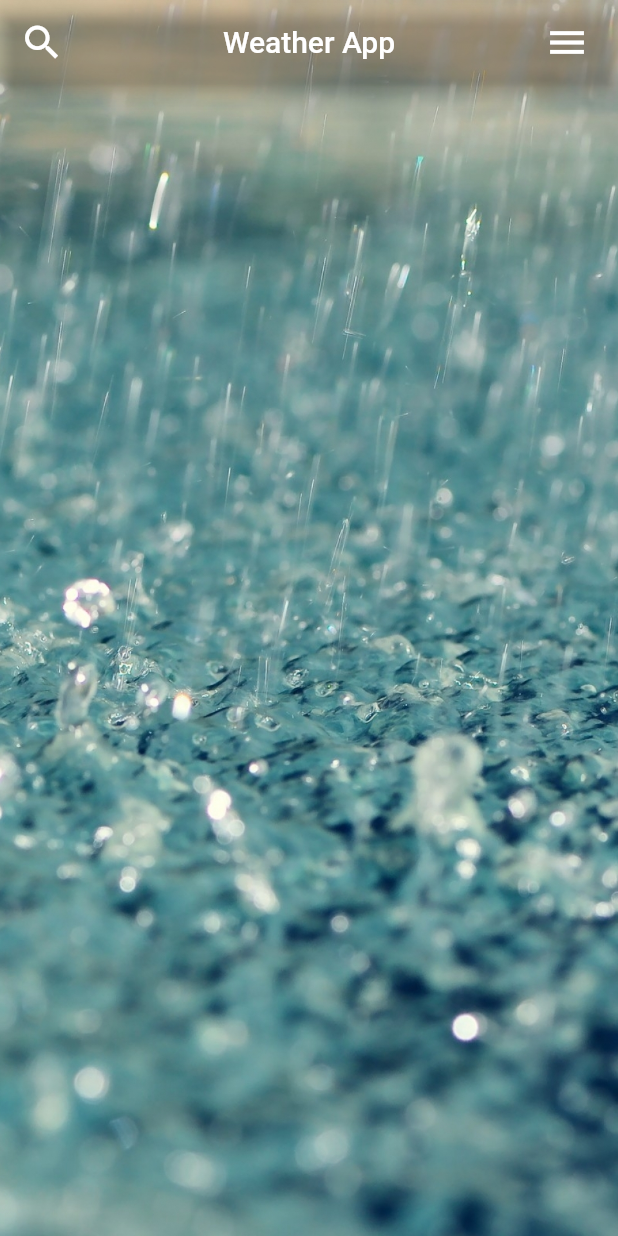
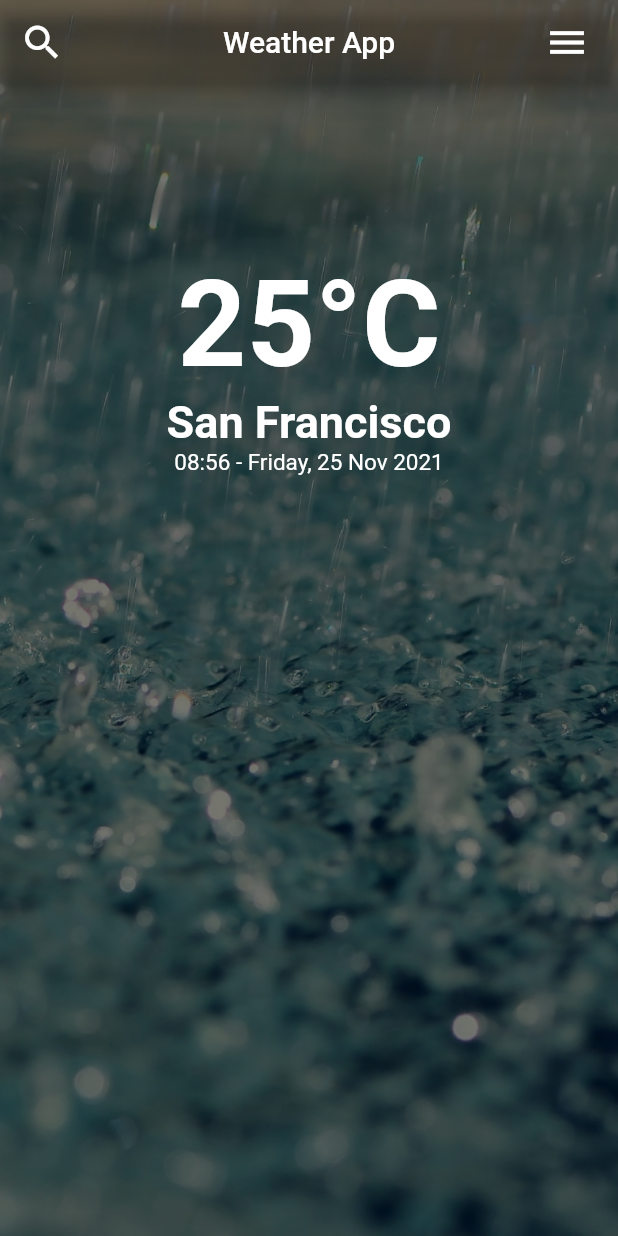
Before and after one commit to JAVABAUM/flutter_weatherapp, a Flutter app: the WeatherApp screen opened directly, on a phone screen of 412 x 824 dp. Run offline on Flutter 3.47's test engine with Material 2 defaults, Android fonts, the phone set to English and light mode, and no system bars.

Commit message:
text added

```diff
--- a/flutter_app/lib/screens/weatherapp.dart
+++ b/flutter_app/lib/screens/weatherapp.dart
@@ -40,6 +40,43 @@ class WeatherApp extends StatelessWidget {
               height: double.infinity,
               width: double.infinity,
             ),
+            Container(
+              decoration: const BoxDecoration(color: Colors.black54),
+            ),
+            Container(
+              alignment: Alignment.center,
+              padding: const EdgeInsets.all(20),
+              child: Column(
+                children: const [
+                  SizedBox(
+                    height: 150,
+                  ),
+                  Text(
+                    '25°C',
+                    style: TextStyle(
+                      fontSize: 80,
+                      fontWeight: FontWeight.bold,
+                      color: Colors.white,
+                    ),
+                  ),
+                  Text(
+                    'San Francisco',
+                    style: TextStyle(
+                      fontSize: 30,
+                      fontWeight: FontWeight.bold,
+                      color: Colors.white,
+                    ),
+                  ),
+                  Text(
+                    '08:56 - Friday, 25 Nov 2021',
+                    style: TextStyle(
+                      fontSize: 15,
+                      color: Colors.white,
+                    ),
+                  ),
+                ],
+              ),
+            )
           ],
         ),
       ),
```
